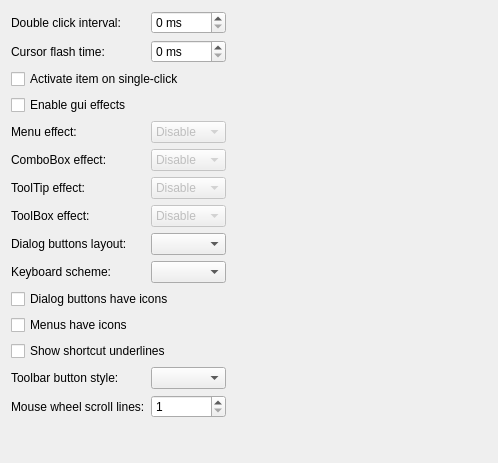
First picture: the form in src/qt5ct/interfacepage.ui, repository desktop-app/qt5ct, before the edit.
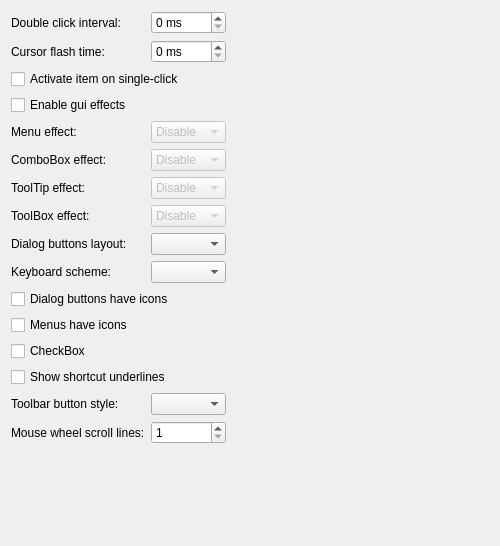
Second picture: the form after the edit.

Commit message: feature to hide shortcuts in conext menus

The edit to the form file:
```diff
--- a/src/qt5ct/interfacepage.ui
+++ b/src/qt5ct/interfacepage.ui
@@ -6,8 +6,8 @@
    <rect>
     <x>0</x>
     <y>0</y>
-    <width>498</width>
-    <height>463</height>
+    <width>500</width>
+    <height>546</height>
    </rect>
   </property>
   <property name="windowTitle">
@@ -223,24 +223,24 @@
        </property>
       </widget>
      </item>
-     <item row="13" column="0">
+     <item row="14" column="0">
       <widget class="QLabel" name="label_8">
        <property name="text">
         <string>Toolbar button style:</string>
        </property>
       </widget>
      </item>
-     <item row="13" column="1">
+     <item row="14" column="1">
       <widget class="QComboBox" name="toolButtonStyleComboBox"/>
      </item>
-     <item row="14" column="0">
+     <item row="15" column="0">
       <widget class="QLabel" name="label_9">
        <property name="text">
         <string>Mouse wheel scroll lines:</string>
        </property>
       </widget>
      </item>
-     <item row="14" column="1">
+     <item row="15" column="1">
       <widget class="QSpinBox" name="wheelScrollLinesSpinBox">
        <property name="minimum">
         <number>1</number>
@@ -250,7 +250,7 @@
        </property>
       </widget>
      </item>
-     <item row="12" column="0" colspan="2">
+     <item row="13" column="0" colspan="2">
       <widget class="QCheckBox" name="shortcutUnderlineCheckBox">
        <property name="text">
         <string>Show shortcut underlines</string>
@@ -260,6 +260,13 @@
        </property>
       </widget>
      </item>
+     <item row="12" column="0" colspan="2">
+      <widget class="QCheckBox" name="showShortcutsInMenusCheckBox">
+       <property name="text">
+        <string>CheckBox</string>
+       </property>
+      </widget>
+     </item>
     </layout>
    </item>
    <item row="0" column="1">
```
The commit also changes 3 other files.
